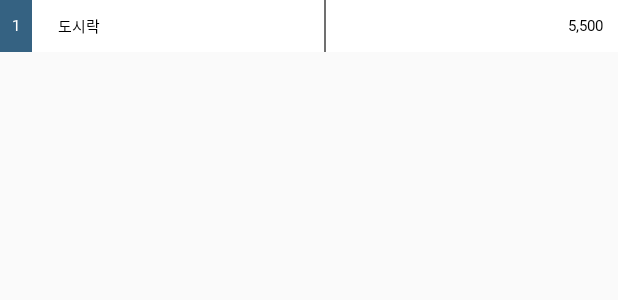
After one commit to gimangi/Sheet-Note, an Android app: the layout item_memo_items_list.xml on its own in the app's theme, with its tools: preview values and no code run, on a phone screen of 412 x 824 dp. The commit adds this screen. Shown: the top 300 px of the screen. Run offline under Robolectric (Android 15) with nearby library versions, the light colour scheme and no system bars.

Commit message:
#17 [FEAT] RecyclerView item: item_memo_items_list

```diff
--- a/app/src/main/java/com/gimangi/singleline_note/ui/memo/MemoDetailActivity.kt
+++ b/app/src/main/java/com/gimangi/singleline_note/ui/memo/MemoDetailActivity.kt
@@ -16,5 +16,18 @@ class MemoDetailActivity :
     override fun onCreate(savedInstanceState: Bundle?) {
         super.onCreate(savedInstanceState)
 
+        initBinding()
+        initClickListener()
+    }
+
+    private fun initBinding() {
+
+    }
+
+    private fun initClickListener() {
+        // 뒤로 가기
+        binding.ibToolbarBack.setOnClickListener {
+            finish()
+        }
     }
 }
--- /dev/null
+++ b/app/src/main/res/layout/item_memo_items_list.xml
@@ -0,0 +1,93 @@
+<?xml version="1.0" encoding="utf-8"?>
+<layout xmlns:android="http://schemas.android.com/apk/res/android"
+    xmlns:app="http://schemas.android.com/apk/res-auto"
+    xmlns:tools="http://schemas.android.com/tools">
+    <data>
+
+    </data>
+
+    <LinearLayout
+        android:layout_width="match_parent"
+        android:layout_height="wrap_content">
+
+        <androidx.constraintlayout.widget.ConstraintLayout
+            android:id="@+id/cl_memo_item_number"
+            android:layout_width="0dp"
+            android:layout_height="wrap_content"
+            android:background="@color/main_background"
+            android:layout_weight="1">
+
+            <TextView
+                android:id="@+id/tv_memo_item_number"
+                android:layout_width="wrap_content"
+                android:layout_height="wrap_content"
+                android:fontFamily="@font/noto_sans_kr"
+                android:textFontWeight="400"
+                android:textSize="10sp"
+                android:includeFontPadding="false"
+                android:textColor="@color/white"
+                android:layout_marginVertical="11dp"
+                app:layout_constraintBottom_toBottomOf="parent"
+                app:layout_constraintEnd_toEndOf="parent"
+                app:layout_constraintStart_toStartOf="parent"
+                app:layout_constraintTop_toTopOf="parent"
+                tools:text="1" />
+
+        </androidx.constraintlayout.widget.ConstraintLayout>
+
+        <androidx.constraintlayout.widget.ConstraintLayout
+            android:id="@+id/cl_memo_item_name"
+            android:layout_width="0dp"
+            android:layout_height="match_parent"
+            android:background="@color/white"
+            android:layout_weight="9">
+
+            <TextView
+                android:id="@+id/tv_memo_item_name"
+                android:layout_width="wrap_content"
+                android:layout_height="wrap_content"
+                android:fontFamily="@font/noto_sans_kr"
+                android:textFontWeight="400"
+                android:textColor="@color/black"
+                android:textSize="10sp"
+                android:includeFontPadding="false"
+                android:layout_marginStart="17dp"
+                tools:text="도시락"
+                app:layout_constraintBottom_toBottomOf="parent"
+                app:layout_constraintStart_toStartOf="parent"
+                app:layout_constraintTop_toTopOf="parent" />
+
+        </androidx.constraintlayout.widget.ConstraintLayout>
+
+        <View
+            android:layout_width="1dp"
+            android:layout_height="match_parent"
+            android:background="@color/gray2" />
+
+        <androidx.constraintlayout.widget.ConstraintLayout
+            android:id="@+id/cl_memo_item_value"
+            android:layout_width="0dp"
+            android:layout_height="match_parent"
+            android:background="@color/white"
+            android:layout_weight="9">
+
+            <TextView
+                android:id="@+id/tv_memo_item_value"
+                android:layout_width="wrap_content"
+                android:layout_height="wrap_content"
+                android:fontFamily="@font/noto_sans_kr"
+                android:textFontWeight="400"
+                android:textColor="@color/black"
+                android:includeFontPadding="false"
+                android:textSize="10sp"
+                android:layout_marginEnd="10dp"
+                tools:text="5,500"
+                app:layout_constraintBottom_toBottomOf="parent"
+                app:layout_constraintEnd_toEndOf="parent"
+                app:layout_constraintTop_toTopOf="parent" />
+
+        </androidx.constraintlayout.widget.ConstraintLayout>
+
+    </LinearLayout>
+
+</layout>
```
